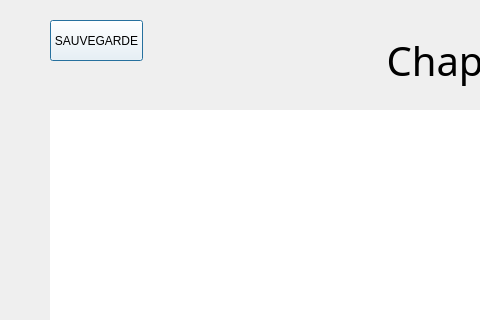
This is Chapitre.ui in 2132555-guyollotclement/clementguyollot_francispayan_projet as Qt 5 draws it before an edit; both pictures show x 0 to 480 and y 0 to 320 of the 1055 by 827 pixel window. The edited form follows.
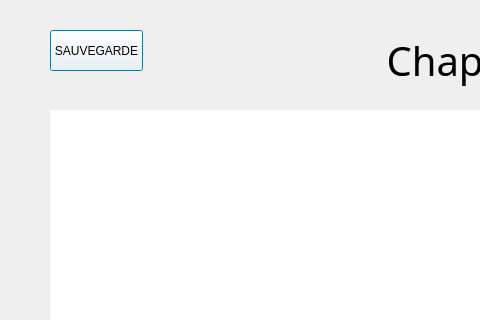
This is the edited form.

The edit to the form file:
```diff
--- a/Chapitre.ui
+++ b/Chapitre.ui
@@ -20,7 +20,7 @@
    <property name="geometry">
     <rect>
      <x>50</x>
-     <y>20</y>
+     <y>30</y>
      <width>93</width>
      <height>41</height>
     </rect>
```
